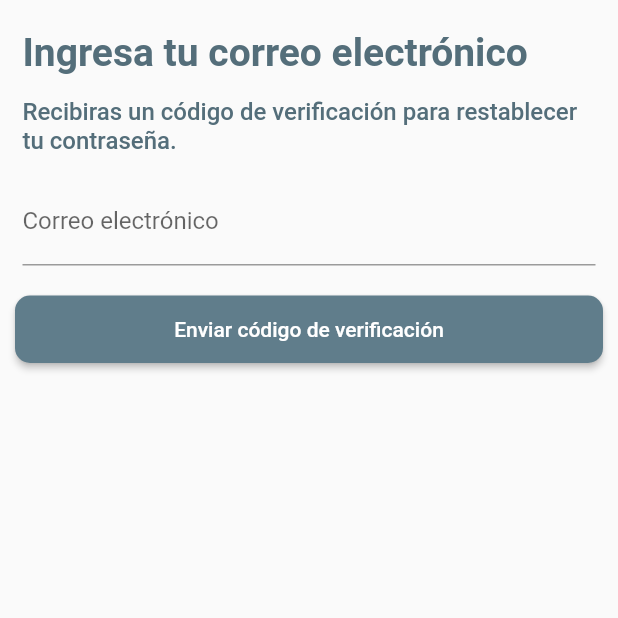
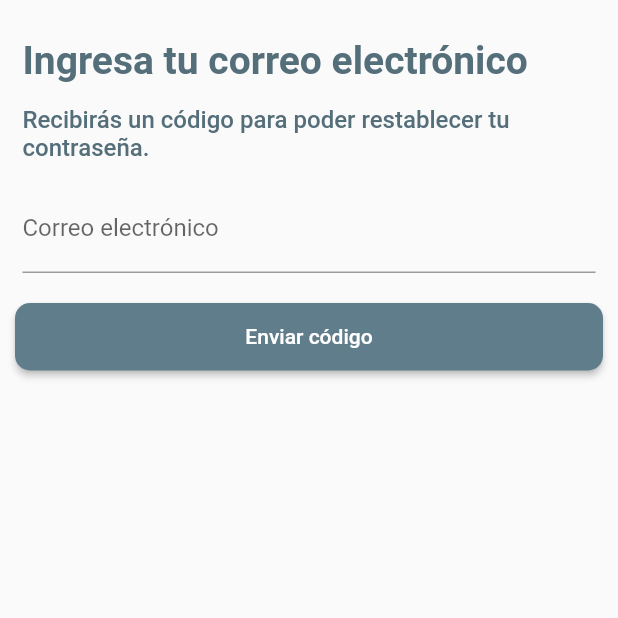
Before and after one commit to jcarloshg/Floky, a Flutter app: the EnterUsername screen opened by its route, on a phone screen of 412 x 824 dp, the top half of it. Run offline on Flutter 3.47's test engine with Material 2 defaults, Android fonts, the phone set to English and light mode, and no system bars; our stand-ins replace bloc, flutter_bloc, get_it; missing offline and left inert: amplify_api, amplify_auth_cognito, amplify_flutter, safeprint.

Commit message:
CREATE && IMPLEMENT [ResetPassControll]

```diff
--- a/lib/dependencyInjection/setup_di.dart
+++ b/lib/dependencyInjection/setup_di.dart
@@ -1,6 +1,7 @@
 import 'package:floky/data/usecase/awsamplify/authenticate/authenticate.aws.dart';
 import 'package:floky/domain/bloc/authenticate/authenticate_bloc.dart';
 import 'package:floky/domain/usecase/authenticate/authenticate.usecase.dart';
+import 'package:floky/views/pages/authenticate/reset_pass/reset_pass.controll.dart';
 import 'package:floky/views/pages/authenticate/singin/login.controller.dart';
 import 'package:floky/views/pages/authenticate/singup/singup.controller.dart';
 import 'package:get_it/get_it.dart';
@@ -35,6 +36,7 @@ _view() async {
   //============================================================
   di.registerLazySingleton<LoginController>(() => LoginController());
   di.registerLazySingleton<SingupController>(() => SingupController());
+  di.registerLazySingleton<ResetPassControll>(() => ResetPassControll());
 
   return await null;
 }
--- a/lib/views/pages/authenticate/reset_pass/reset_pass.controll.dart
+++ b/lib/views/pages/authenticate/reset_pass/reset_pass.controll.dart
@@ -0,0 +1,26 @@
+import 'package:floky/domain/bloc/authenticate/authenticate_bloc.dart';
+import 'package:flutter/material.dart';
+import 'package:flutter_bloc/flutter_bloc.dart';
+
+class EnterUsernameFormController {
+  final GlobalKey<FormState> formEnterUsername = GlobalKey<FormState>();
+  final TextEditingController email = TextEditingController();
+  EnterUsernameFormController();
+}
+
+class ResetPassControll {
+  final enterUsernameFormController = EnterUsernameFormController();
+  late AuthenticateBloc authenticateBloc;
+
+  /// get the [BlocProvider] by [context] and return [ResetPassControll]
+  ResetPassControll getController(BuildContext context) {
+    final authenticateBloc = BlocProvider.of<AuthenticateBloc>(context);
+    this.authenticateBloc = authenticateBloc;
+    return this;
+  }
+
+  void sendCodeResetPass() {
+    // ignore: avoid_print
+    print(enterUsernameFormController.email.text);
+  }
+}
--- a/lib/views/pages/authenticate/reset_pass/screens/enter_username.screen.dart
+++ b/lib/views/pages/authenticate/reset_pass/screens/enter_username.screen.dart
@@ -1,3 +1,5 @@
+import 'package:floky/dependencyInjection/setup_di.dart';
+import 'package:floky/views/pages/authenticate/reset_pass/reset_pass.controll.dart';
 import 'package:flutter/material.dart';
 import 'package:floky/views/widgets/widgets.index.dart';
 
@@ -6,20 +8,24 @@ class EnterUsername extends StatelessWidget {
 
   @override
   Widget build(BuildContext context) {
+    final resetPassControll = di<ResetPassControll>().getController(context);
+    final enterUsernameFormController =
+        resetPassControll.enterUsernameFormController;
+
     return Scaffold(
       body: SafeArea(
         child: Column(
           mainAxisAlignment: MainAxisAlignment.start,
           children: [
-            const SizedBox(height: 15),
+            const SizedBox(height: 20),
             Titles.title("Ingresa tu correo electrónico"),
             Titles.thirdTitle(
-              "Recibiras un código de verificación para restablecer tu contraseña.",
+              "Recibirás un código para poder restablecer tu contraseña.",
             ),
-            const InputEmail(),
+            InputEmail(emailControl: enterUsernameFormController.email),
             Button(
-              function: () {},
-              label: "Enviar código de verificación",
+              function: resetPassControll.sendCodeResetPass,
+              label: "Enviar código",
             ),
           ],
         ),
--- a/lib/views/widgets/UI/Titles/titles.dart
+++ b/lib/views/widgets/UI/Titles/titles.dart
@@ -36,7 +36,7 @@ class Titles {
 
   static Widget thirdTitle(String? thirdTitle, {bool? isCenter = false}) {
     return Container(
-      // width: double.infinity,
+      width: double.infinity,
       // decoration: BoxDecoration(border: Border.all()),
       // margin: const EdgeInsets.symmetric(vertical: 5),
       margin: const EdgeInsets.symmetric(horizontal: 15, vertical: 10),
```
